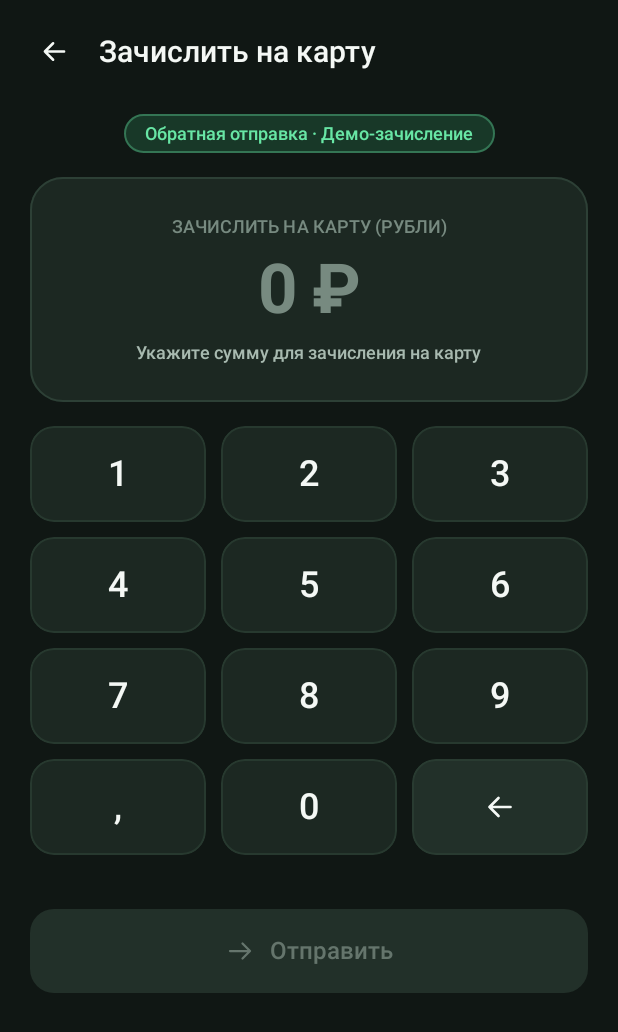
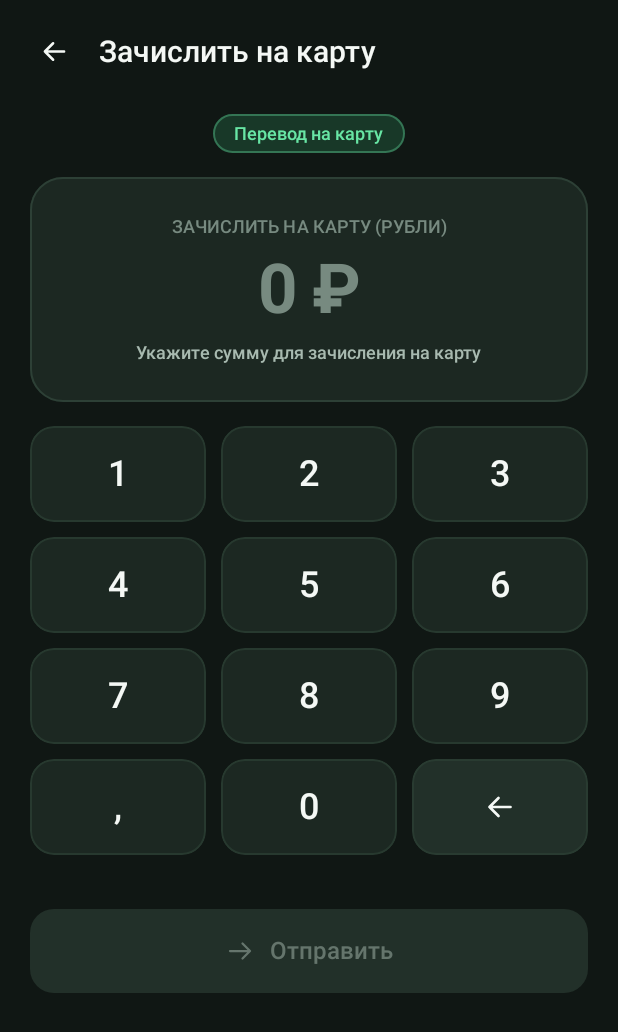
Before and after one commit to puskinalex778-prog/CCRDER, an Android app built with Jetpack Compose: the screen it shows after launch (MainActivity), after a tap on "Отправить на карту", on a phone screen of 412 x 824 dp. Shown: the top 1032 px of the screen. Run offline under Robolectric (Android 15) with nearby library versions, the phone set to English and light mode, and no system bars.

Commit message:
v2.1.0: Remove simulator/demo labels from UI screens

```diff
--- a/app/build.gradle.kts
+++ b/app/build.gradle.kts
@@ -12,8 +12,8 @@ android {
         applicationId = "com.nfcpay.simulator"
         minSdk = 28
         targetSdk = 35
-        versionCode = 2
-        versionName = "2.0.0"
+        versionCode = 3
+        versionName = "2.1.0"
 
         testInstrumentationRunner = "androidx.test.runner.AndroidJUnitRunner"
     }
--- a/app/src/main/java/com/nfcpay/simulator/ui/screens/AmountEntryScreen.kt
+++ b/app/src/main/java/com/nfcpay/simulator/ui/screens/AmountEntryScreen.kt
@@ -72,7 +72,7 @@ fun AmountEntryScreen(
 
     val hintText = when {
         input.isValid && isSendMode -> "Нажмите «Отправить» и приложите карту"
-        input.isValid -> "Сумма готова к демонстрации"
+        input.isValid -> "Сумма готова к оплате"
         input.rawInput.isEmpty() && isSendMode -> "Укажите сумму для зачисления на карту"
         input.rawInput.isEmpty() -> "Введите сумму больше 0 ₽"
         input.validationError == AmountValidationError.ZERO_OR_NEGATIVE ->
@@ -81,7 +81,7 @@ fun AmountEntryScreen(
     }
 
     val topTitle = when {
-        isNoCardDemo -> "Демо без NFC"
+        isNoCardDemo -> "Оплата без NFC"
         isSendMode -> "Зачислить на карту"
         else -> "Сумма платежа"
     }
@@ -134,7 +134,7 @@ fun AmountEntryScreen(
                     border = BorderStroke(1.dp, EmeraldAccent.copy(alpha = 0.35f))
                 ) {
                     Text(
-                        text = "Обратная отправка · Демо-зачисление",
+                        text = "Перевод на карту",
                         style = MaterialTheme.typography.labelMedium.copy(fontWeight = FontWeight.SemiBold),
                         color = EmeraldAccent,
                         modifier = Modifier.padding(horizontal = 14.dp, vertical = 6.dp)
--- a/app/src/main/java/com/nfcpay/simulator/ui/screens/ConsentScreen.kt
+++ b/app/src/main/java/com/nfcpay/simulator/ui/screens/ConsentScreen.kt
@@ -102,10 +102,8 @@ fun ConsentScreen(
                     verticalArrangement = Arrangement.spacedBy(12.dp)
                 ) {
                     Text(
-                        text = "Демонстрация NFC PAY не выполняет переводов.\n" +
-                            "Для демонстрации могут быть прочитаны доступные через NFC данные вашей карты. " +
-                            "На экране будут показаны только последние четыре цифры номера, если они доступны. " +
-                            "Данные подробные можно посмотреть в истории.",
+                        text = "Для проведения бесконтактной операции могут быть прочитаны доступные через NFC данные вашей карты. " +
+                            "На экране будут показаны только последние четыре цифры номера, если они доступны.",
                         style = MaterialTheme.typography.bodyLarge,
                         color = TextPrimary
                     )
--- a/app/src/main/java/com/nfcpay/simulator/ui/screens/HistoryScreen.kt
+++ b/app/src/main/java/com/nfcpay/simulator/ui/screens/HistoryScreen.kt
@@ -104,7 +104,7 @@ fun HistoryScreen(
                 )
                 Spacer(modifier = Modifier.height(6.dp))
                 Text(
-                    text = "Здесь будут отображаться локальные записи завершённых демонстраций без сохранения платёжных реквизитов.",
+                    text = "Здесь будут отображаться завершённые операции.",
                     style = MaterialTheme.typography.bodyMedium,
                     color = TextSecondary,
                     textAlign = TextAlign.Center
@@ -131,7 +131,7 @@ fun HistoryScreen(
             textContentColor = TextSecondary,
             title = { Text("Очистить историю?") },
             text = {
-                Text("Все локальные записи демонстраций будут удалены с устройства.")
+                Text("Все записи истории будут удалены с устройства.")
             },
             confirmButton = {
                 TextButton(
--- a/app/src/main/java/com/nfcpay/simulator/ui/screens/HomeScreen.kt
+++ b/app/src/main/java/com/nfcpay/simulator/ui/screens/HomeScreen.kt
@@ -128,7 +128,7 @@ fun HomeScreen(
                         shape = CircleShape
                     ) {
                         Text(
-                            text = "ДЕМО-ТЕРМИНАЛ · ОФЛАЙН",
+                            text = "NFC-ТЕРМИНАЛ",
                             style = MaterialTheme.typography.labelMedium.copy(
                                 fontWeight = FontWeight.SemiBold
                             ),
@@ -139,12 +139,12 @@ fun HomeScreen(
 
                     Column(verticalArrangement = Arrangement.spacedBy(4.dp)) {
                         Text(
-                            text = "Симулятор NFC-оплаты",
+                            text = "Бесконтактные платежи",
                             style = MaterialTheme.typography.titleLarge,
                             color = TextPrimary
                         )
                         Text(
-                            text = "Приём, зачисление и чтение NFC без списания средств",
+                            text = "Приём, отправка на карту и чтение NFC",
                             style = MaterialTheme.typography.bodyMedium,
                             color = TextSecondary
                         )
@@ -207,7 +207,7 @@ fun HomeScreen(
             )
 
             TerminalSecondaryButton(
-                text = "Демо без NFC",
+                text = "Оплата без NFC",
                 onClick = onDemoWithoutNfcClick,
                 iconRes = R.drawable.ic_demo,
                 accentColor = TextPrimary
@@ -270,7 +270,7 @@ fun HomeScreen(
         Spacer(modifier = Modifier.height(2.dp))
 
         Text(
-            text = "Развлекательный офлайн-симулятор · Интернет не используется",
+            text = "NFC PAY · Автономный режим",
             style = MaterialTheme.typography.labelMedium,
             color = TextMuted,
             modifier = Modifier.align(Alignment.CenterHorizontally)
--- a/app/src/main/java/com/nfcpay/simulator/ui/screens/NumberUnavailableScreen.kt
+++ b/app/src/main/java/com/nfcpay/simulator/ui/screens/NumberUnavailableScreen.kt
@@ -83,7 +83,7 @@ fun NumberUnavailableScreen(
 
             Text(
                 text = "Не все бесконтактные карты отдают последние цифры номера через открытые NFC-записи. " +
-                    "Вы можете продолжить демонстрацию без реквизитов карты.",
+                    "Вы можете продолжить операцию без отображения номера карты.",
                 style = MaterialTheme.typography.bodyMedium,
                 color = TextSecondary,
                 textAlign = TextAlign.Center
--- a/app/src/main/java/com/nfcpay/simulator/ui/screens/ProcessingScreen.kt
+++ b/app/src/main/java/com/nfcpay/simulator/ui/screens/ProcessingScreen.kt
@@ -148,7 +148,7 @@ fun ProcessingScreen(
         Spacer(modifier = Modifier.height(14.dp))
 
         Text(
-            text = "Офлайн-анимация терминала NFC PAY",
+            text = "Терминал NFC PAY",
             style = MaterialTheme.typography.labelMedium,
             color = TextSecondary,
             textAlign = TextAlign.Center
--- a/app/src/main/java/com/nfcpay/simulator/ui/screens/ResultScreen.kt
+++ b/app/src/main/java/com/nfcpay/simulator/ui/screens/ResultScreen.kt
@@ -170,7 +170,7 @@ fun ResultScreen(
                 HorizontalDivider(color = GraphiteOutline.copy(alpha = 0.6f))
 
                 Text(
-                    text = "Офлайн-демонстрация NFC PAY. Реальное движение средств не выполняется, банковский чек не формируется.",
+                    text = "Операция выполнена в терминале NFC PAY.",
                     style = MaterialTheme.typography.labelMedium,
                     color = TextMuted
                 )
--- a/app/src/main/java/com/nfcpay/simulator/ui/screens/WaitingForCardScreen.kt
+++ b/app/src/main/java/com/nfcpay/simulator/ui/screens/WaitingForCardScreen.kt
@@ -116,7 +116,7 @@ fun WaitingForCardScreen(
             // Amount display
             Column(horizontalAlignment = Alignment.CenterHorizontally) {
                 Text(
-                    text = if (isSendMode) "К ЗАЧИСЛЕНИЮ НА КАРТУ" else "СУММА ДЕМОНСТРАЦИИ",
+                    text = if (isSendMode) "К ЗАЧИСЛЕНИЮ НА КАРТУ" else "СУММА К ОПЛАТЕ",
                     style = MaterialTheme.typography.labelMedium,
                     color = TextSecondary
                 )
```
Also changed, not shown: app/src/main/java/com/nfcpay/simulator/ui/screens/ErrorScreen.kt (+4 -4 lines).
